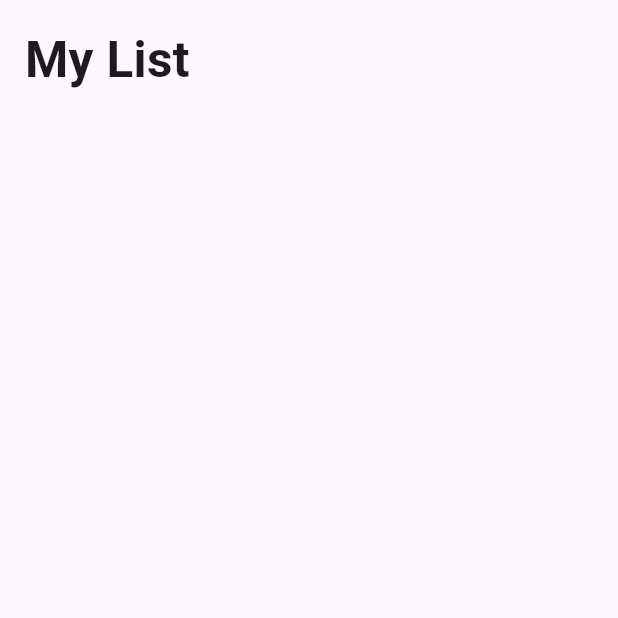
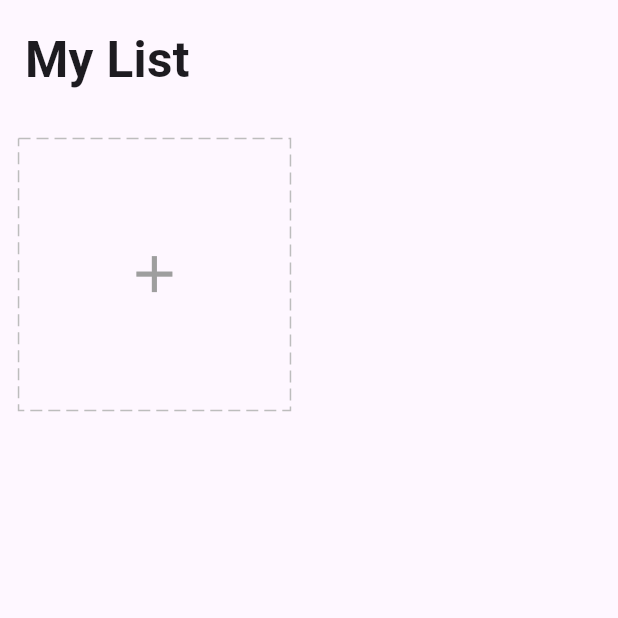
Before and after one commit to RuomiChen/todo-list-getx, a Flutter app: the screen it shows after launch, on a phone screen of 412 x 824 dp, the top half of it. Run offline on Flutter 3.47's test engine with Material 3 defaults, Android fonts, the phone set to English and light mode, and no system bars; drawn by our look-alikes of dotted_border; our stand-ins replace equatable, flutter_easyloading, get, get_storage.

Commit message:
feat: add GridView to HomePage for displaying AddCard widget

```diff
--- a/lib/app/modules/home/view.dart
+++ b/lib/app/modules/home/view.dart
@@ -1,6 +1,7 @@
 import 'package:flutter/material.dart';
 import 'package:flutter_application_1/app/core/utils/extensions.dart';
 import 'package:flutter_application_1/app/modules/home/controller.dart';
+import 'package:flutter_application_1/app/modules/home/widgets/add_card.dart';
 import 'package:get/get.dart';
 
 class HomePage extends GetView<HomeController> {
@@ -19,6 +20,11 @@ class HomePage extends GetView<HomeController> {
                 style: TextStyle(fontSize: 24.0.sp, fontWeight: FontWeight.bold),
               ),
             ),
+            GridView.count(crossAxisCount: 2,
+            shrinkWrap: true,
+            physics: const ClampingScrollPhysics(),
+            children: [AddCard()],
+            )
           ],
         ),
       ),
```
